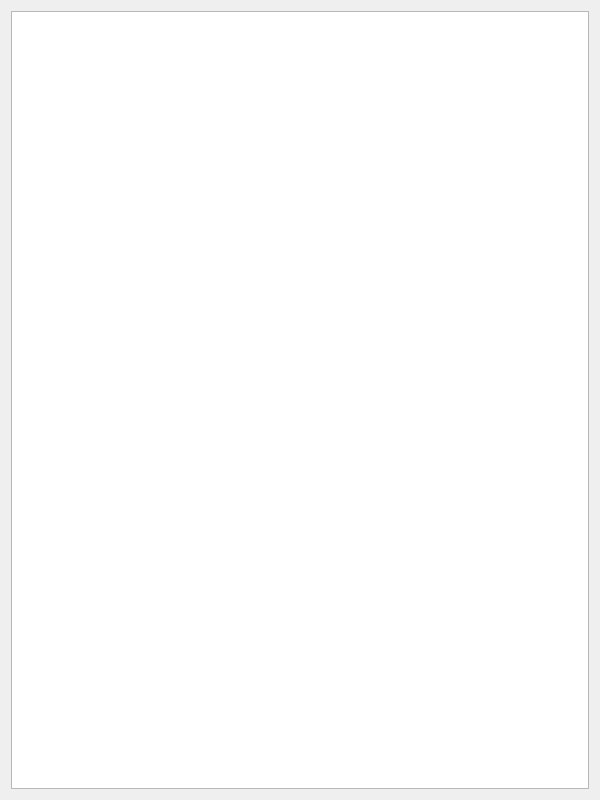
Before: the Qt Designer form wwr_ui/random_settings_weights_window.ui in sizival/wwrando, drawn with Qt 5.
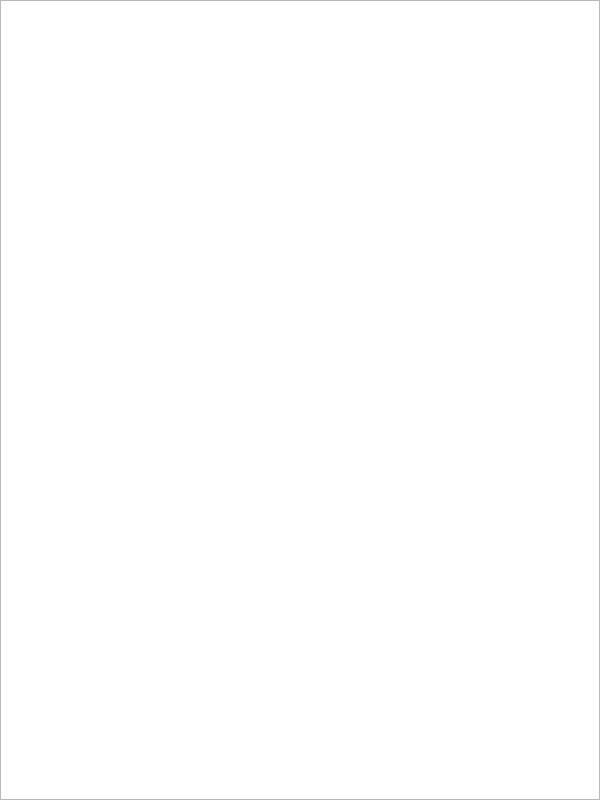
After: the same form once the commit is applied.

Commit message: fix hardcoded pyside6 imports/usage

Diff of the .ui file:
```diff
--- a/wwr_ui/random_settings_weights_window.ui
+++ b/wwr_ui/random_settings_weights_window.ui
@@ -14,7 +14,9 @@
    </rect>
   </property>
   <layout class="QVBoxLayout">
-   <property name="margin">0</property>
+   <property name="margin">
+    <number>0</number>
+   </property>
    <item>
     <widget class="QTextEdit" name="weightsText">
    <property name="readOnly">
```
The commit also changes 1 other file.
